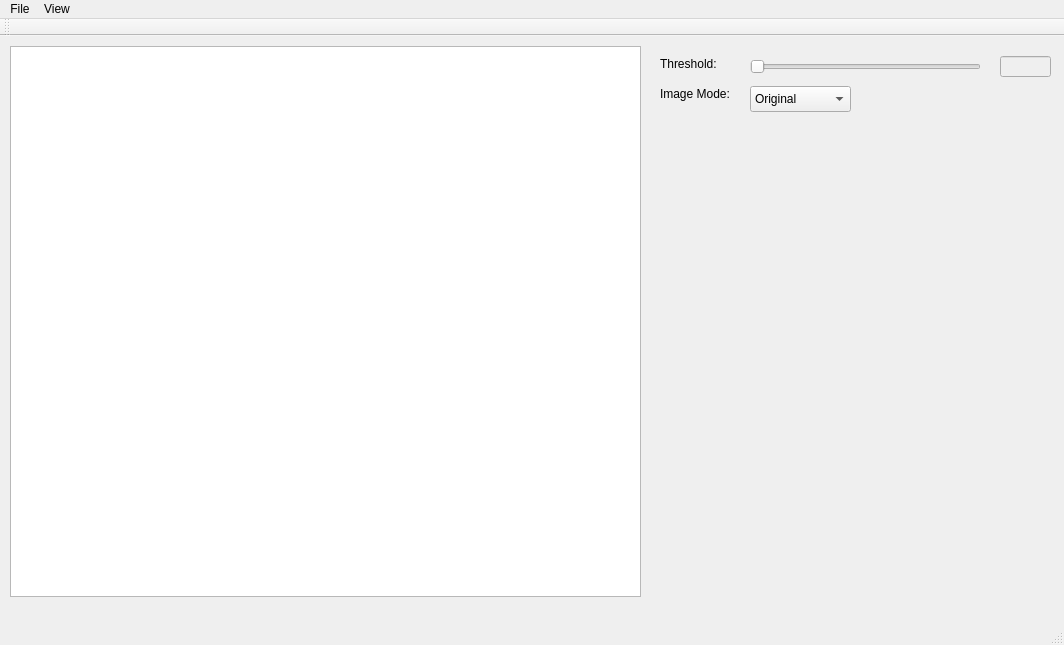
Old version of the form mainwindow.ui in the repository qchen2017/BloodVesselVisualization.
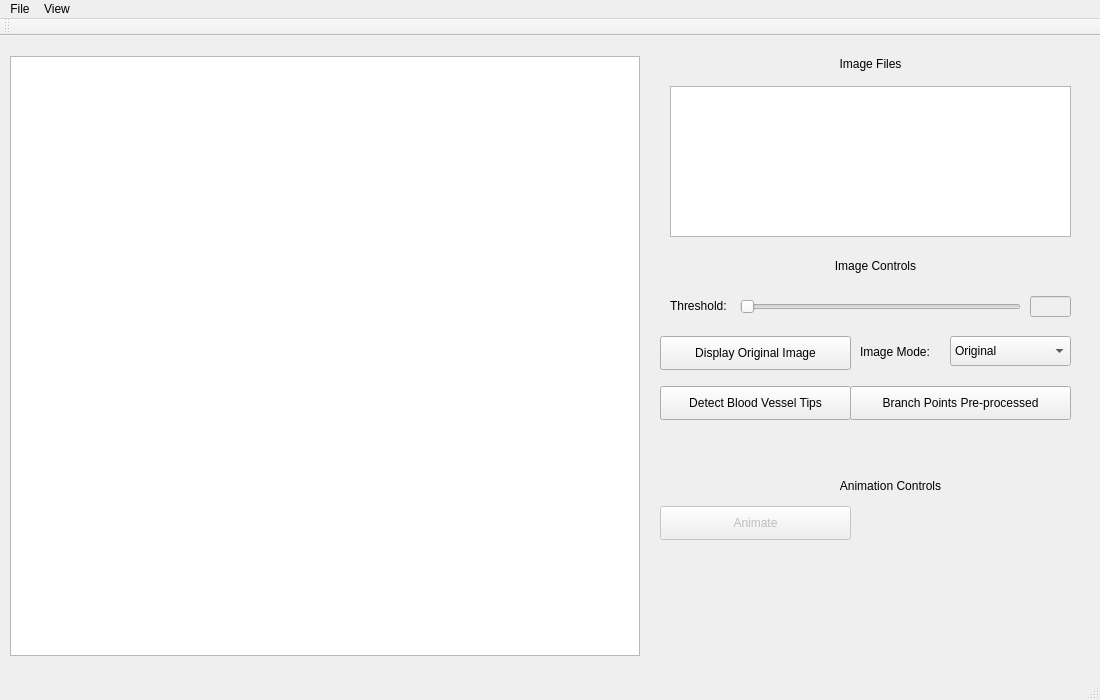
New version of the form.

Commit message: Branch points detection

```diff
--- a/mainwindow.ui
+++ b/mainwindow.ui
@@ -6,8 +6,8 @@
    <rect>
     <x>0</x>
     <y>0</y>
-    <width>1064</width>
-    <height>645</height>
+    <width>1100</width>
+    <height>700</height>
    </rect>
   </property>
   <property name="windowTitle">
@@ -18,19 +18,19 @@
     <property name="geometry">
      <rect>
       <x>10</x>
-      <y>10</y>
-      <width>631</width>
-      <height>551</height>
+      <y>20</y>
+      <width>630</width>
+      <height>600</height>
      </rect>
     </property>
    </widget>
    <widget class="QLabel" name="threshold_label">
     <property name="geometry">
      <rect>
-      <x>660</x>
-      <y>20</y>
-      <width>71</width>
-      <height>16</height>
+      <x>670</x>
+      <y>260</y>
+      <width>81</width>
+      <height>20</height>
      </rect>
     </property>
     <property name="text">
@@ -40,9 +40,9 @@
    <widget class="QSlider" name="threshold_horizontalSlider">
     <property name="geometry">
      <rect>
-      <x>750</x>
-      <y>20</y>
-      <width>231</width>
+      <x>740</x>
+      <y>260</y>
+      <width>281</width>
       <height>22</height>
      </rect>
     </property>
@@ -56,12 +56,18 @@
    <widget class="QComboBox" name="imageMode_comboBox">
     <property name="geometry">
      <rect>
-      <x>750</x>
-      <y>50</y>
-      <width>101</width>
-      <height>26</height>
+      <x>950</x>
+      <y>300</y>
+      <width>121</width>
+      <height>30</height>
      </rect>
     </property>
+    <property name="insertPolicy">
+     <enum>QComboBox::InsertAtBottom</enum>
+    </property>
+    <property name="frame">
+     <bool>true</bool>
+    </property>
     <item>
      <property name="text">
       <string>Original</string>
@@ -81,10 +87,10 @@
    <widget class="QLabel" name="imageMode_label">
     <property name="geometry">
      <rect>
-      <x>660</x>
-      <y>50</y>
+      <x>860</x>
+      <y>305</y>
       <width>81</width>
-      <height>16</height>
+      <height>21</height>
      </rect>
     </property>
     <property name="text">
@@ -97,9 +103,9 @@
     </property>
     <property name="geometry">
      <rect>
-      <x>1000</x>
-      <y>20</y>
-      <width>51</width>
+      <x>1030</x>
+      <y>260</y>
+      <width>41</width>
       <height>21</height>
      </rect>
     </property>
@@ -107,13 +113,138 @@
      <set>Qt::AlignRight|Qt::AlignTrailing|Qt::AlignVCenter</set>
     </property>
    </widget>
+   <widget class="QListWidget" name="imageFiles_listWidget">
+    <property name="geometry">
+     <rect>
+      <x>670</x>
+      <y>50</y>
+      <width>401</width>
+      <height>151</height>
+     </rect>
+    </property>
+   </widget>
+   <widget class="QLabel" name="label">
+    <property name="geometry">
+     <rect>
+      <x>830</x>
+      <y>20</y>
+      <width>81</width>
+      <height>16</height>
+     </rect>
+    </property>
+    <property name="text">
+     <string>Image Files</string>
+    </property>
+    <property name="alignment">
+     <set>Qt::AlignCenter</set>
+    </property>
+   </widget>
+   <widget class="QLabel" name="label_2">
+    <property name="geometry">
+     <rect>
+      <x>820</x>
+      <y>220</y>
+      <width>111</width>
+      <height>20</height>
+     </rect>
+    </property>
+    <property name="text">
+     <string>Image Controls</string>
+    </property>
+    <property name="alignment">
+     <set>Qt::AlignCenter</set>
+    </property>
+   </widget>
+   <widget class="QLabel" name="label_3">
+    <property name="geometry">
+     <rect>
+      <x>830</x>
+      <y>440</y>
+      <width>121</width>
+      <height>20</height>
+     </rect>
+    </property>
+    <property name="text">
+     <string>Animation Controls</string>
+    </property>
+    <property name="alignment">
+     <set>Qt::AlignCenter</set>
+    </property>
+   </widget>
+   <widget class="QPushButton" name="pushButton">
+    <property name="enabled">
+     <bool>false</bool>
+    </property>
+    <property name="geometry">
+     <rect>
+      <x>660</x>
+      <y>470</y>
+      <width>191</width>
+      <height>34</height>
+     </rect>
+    </property>
+    <property name="text">
+     <string>Animate</string>
+    </property>
+   </widget>
+   <widget class="QPushButton" name="tipDetect_pushButton">
+    <property name="enabled">
+     <bool>true</bool>
+    </property>
+    <property name="geometry">
+     <rect>
+      <x>660</x>
+      <y>350</y>
+      <width>191</width>
+      <height>34</height>
+     </rect>
+    </property>
+    <property name="text">
+     <string>Detect Blood Vessel Tips</string>
+    </property>
+   </widget>
+   <widget class="QPushButton" name="displayOrigImage_pushButton">
+    <property name="geometry">
+     <rect>
+      <x>660</x>
+      <y>300</y>
+      <width>191</width>
+      <height>34</height>
+     </rect>
+    </property>
+    <property name="text">
+     <string>Display Original Image</string>
+    </property>
+   </widget>
+   <widget class="QPushButton" name="pushButton_3">
+    <property name="geometry">
+     <rect>
+      <x>850</x>
+      <y>350</y>
+      <width>221</width>
+      <height>34</height>
+     </rect>
+    </property>
+    <property name="text">
+     <string>Branch Points Pre-processed</string>
+    </property>
+   </widget>
   </widget>
+  <widget class="QToolBar" name="mainToolBar">
+   <attribute name="toolBarArea">
+    <enum>TopToolBarArea</enum>
+   </attribute>
+   <attribute name="toolBarBreak">
+    <bool>false</bool>
+   </attribute>
+  </widget>
+  <widget class="QStatusBar" name="statusBar"/>
   <widget class="QMenuBar" name="menuBar">
    <property name="geometry">
     <rect>
      <x>0</x>
      <y>0</y>
-     <width>1064</width>
+     <width>1100</width>
      <height>22</height>
     </rect>
    </property>
@@ -142,15 +273,6 @@
    <addaction name="menuFile"/>
    <addaction name="menuView"/>
   </widget>
-  <widget class="QToolBar" name="mainToolBar">
-   <attribute name="toolBarArea">
-    <enum>TopToolBarArea</enum>
-   </attribute>
-   <attribute name="toolBarBreak">
-    <bool>false</bool>
-   </attribute>
-  </widget>
-  <widget class="QStatusBar" name="statusBar"/>
   <action name="actionOpen">
    <property name="text">
     <string>Open</string>
```
Left out of the diff: 10 changed lines with no effect on the pictures. The commit also changes 12 other files.
